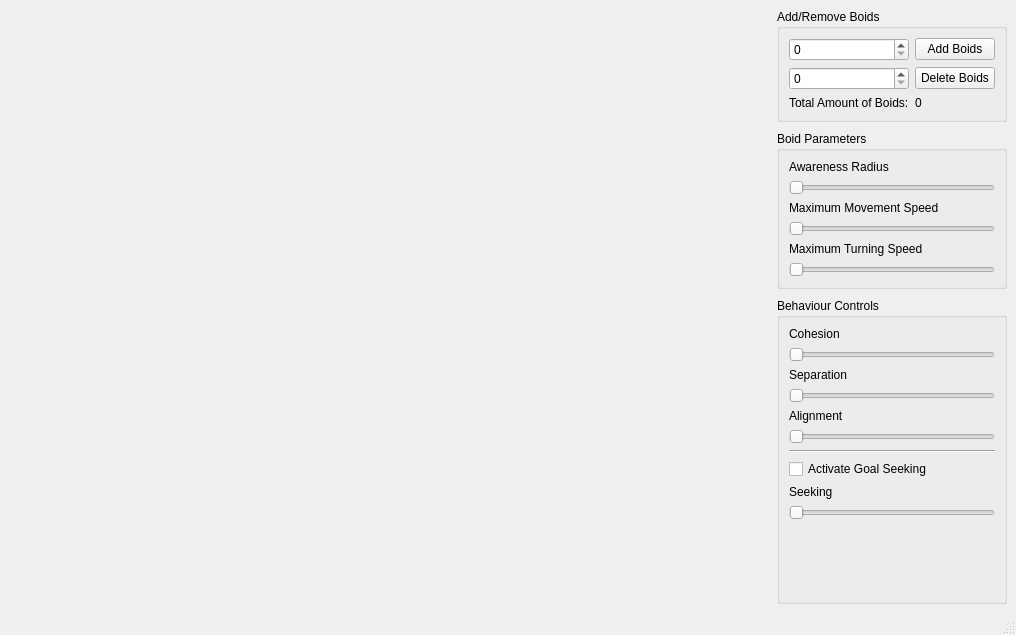
Before: the Qt Designer form ui/MainWindow.ui in s4920723/FlockingSystem, drawn with Qt 5.
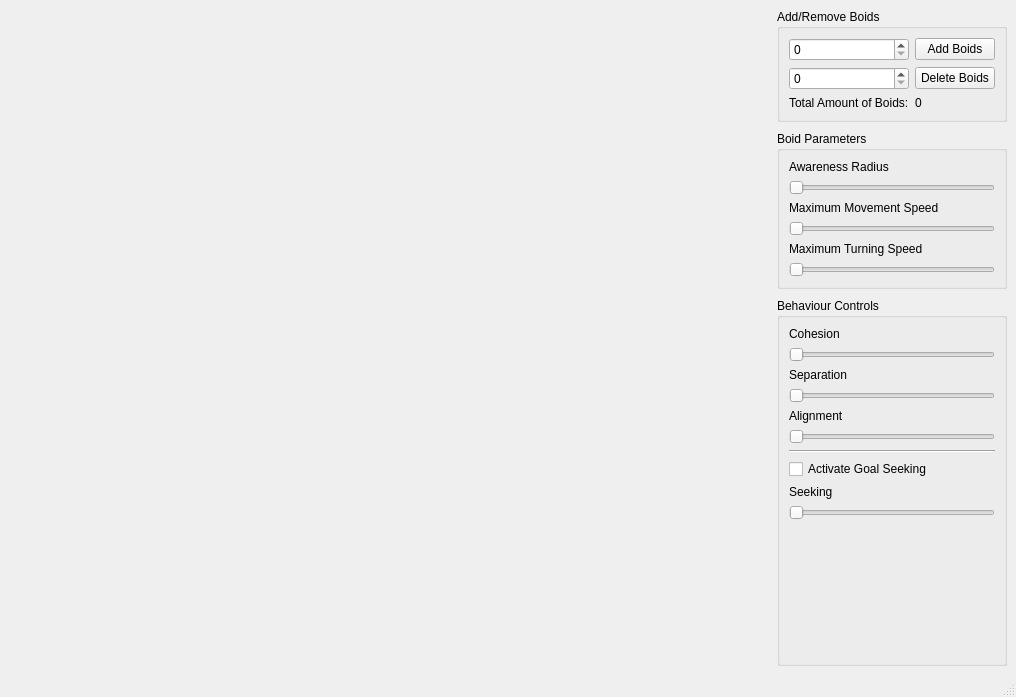
After: the same form once the commit is applied.

Diff of the .ui file:
```diff
--- a/ui/MainWindow.ui
+++ b/ui/MainWindow.ui
@@ -7,7 +7,7 @@
     <x>0</x>
     <y>0</y>
     <width>1016</width>
-    <height>635</height>
+    <height>697</height>
    </rect>
   </property>
   <property name="sizePolicy">
```
Left out of the diff: 25 changed lines with no effect on the pictures.
